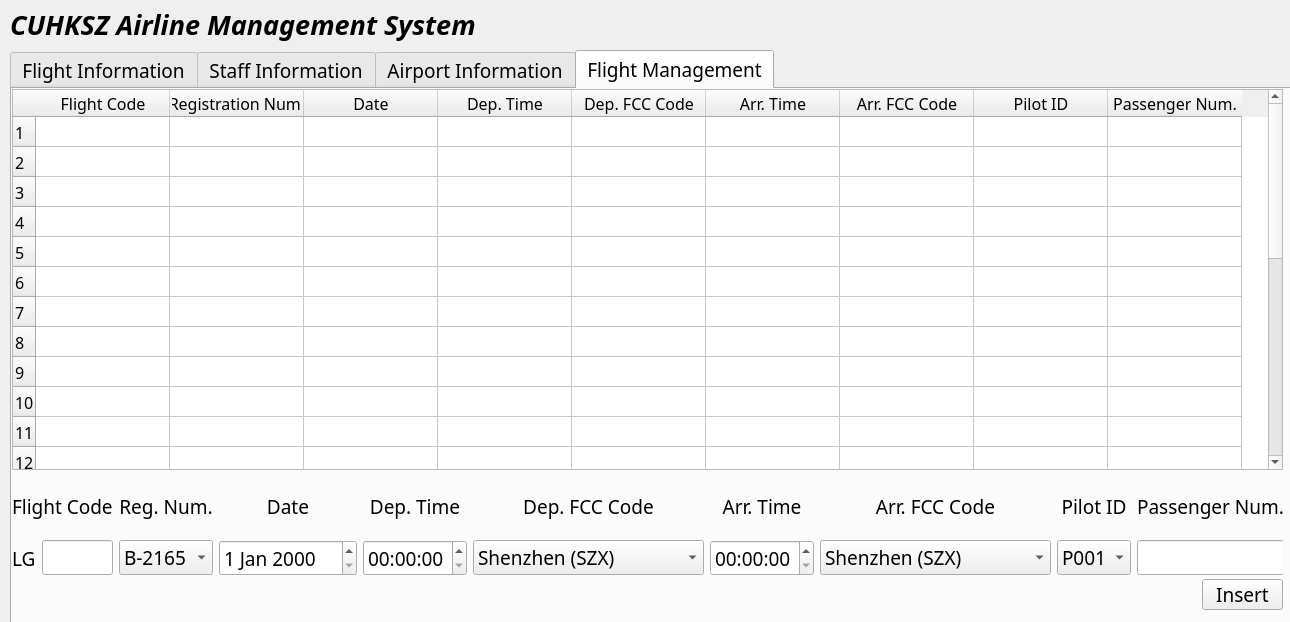
Above: database_project.ui from yanhengxu98/CSC3170Project before the change. Below: the same form after it.
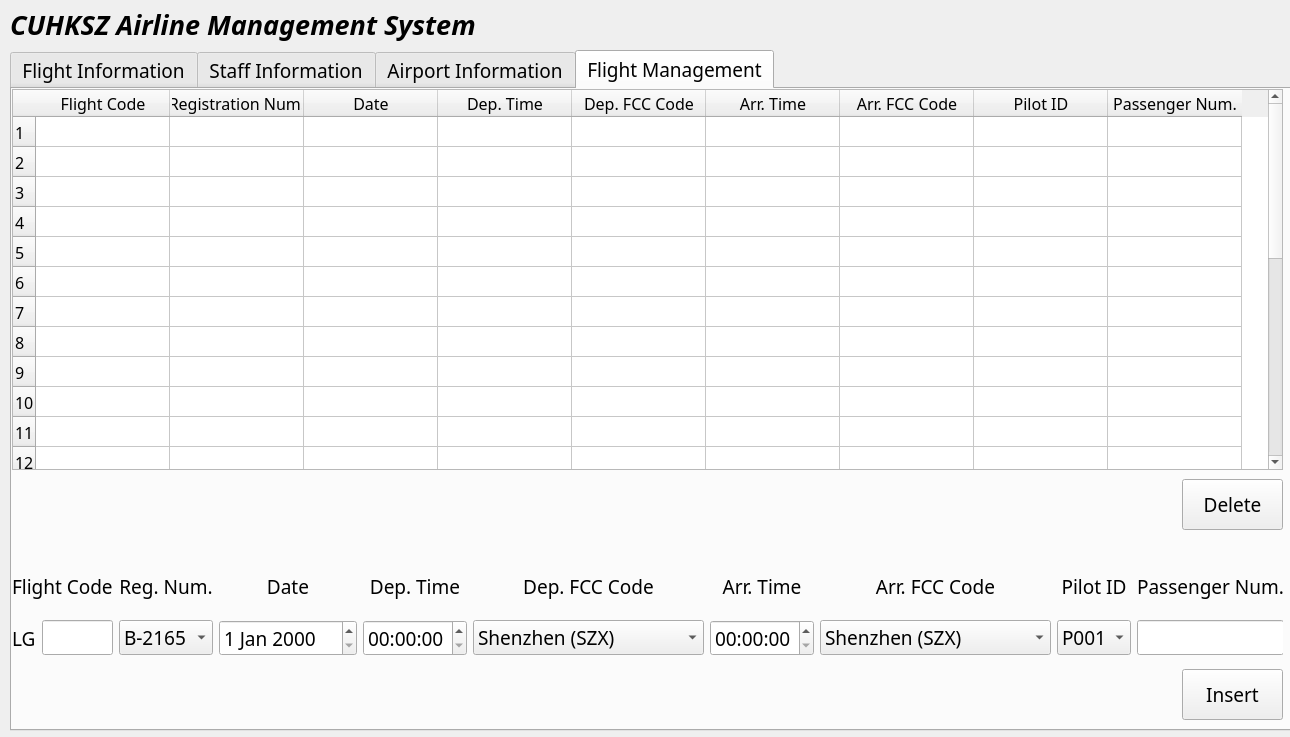
That is the form after the change. The open tabs and pages were chosen to show the change.

The edit to the form file:
```diff
--- a/database_project.ui
+++ b/database_project.ui
@@ -7,7 +7,7 @@
     <x>0</x>
     <y>0</y>
     <width>1290</width>
-    <height>622</height>
+    <height>737</height>
    </rect>
   </property>
   <property name="windowTitle">
@@ -41,7 +41,7 @@
      <x>10</x>
      <y>50</y>
      <width>1281</width>
-     <height>581</height>
+     <height>681</height>
     </rect>
    </property>
    <property name="font">
@@ -947,7 +947,7 @@
      <property name="geometry">
       <rect>
        <x>0</x>
-       <y>390</y>
+       <y>470</y>
        <width>1271</width>
        <height>97</height>
       </rect>
@@ -1396,16 +1396,29 @@
     <widget class="QPushButton" name="insertFlight">
      <property name="geometry">
       <rect>
-       <x>1190</x>
-       <y>490</y>
-       <width>81</width>
-       <height>31</height>
+       <x>1170</x>
+       <y>580</y>
+       <width>101</width>
+       <height>51</height>
       </rect>
      </property>
      <property name="text">
       <string>Insert</string>
      </property>
     </widget>
+    <widget class="QPushButton" name="deleteFlight">
+     <property name="geometry">
+      <rect>
+       <x>1170</x>
+       <y>390</y>
+       <width>101</width>
+       <height>51</height>
+      </rect>
+     </property>
+     <property name="text">
+      <string>Delete</string>
+     </property>
+    </widget>
    </widget>
   </widget>
  </widget>
```
Left out of the diff: 2 changed lines with no effect on the pictures.
